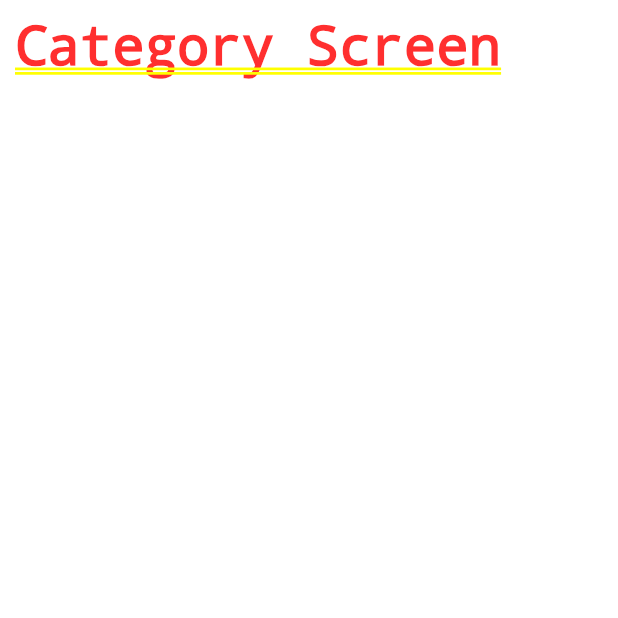
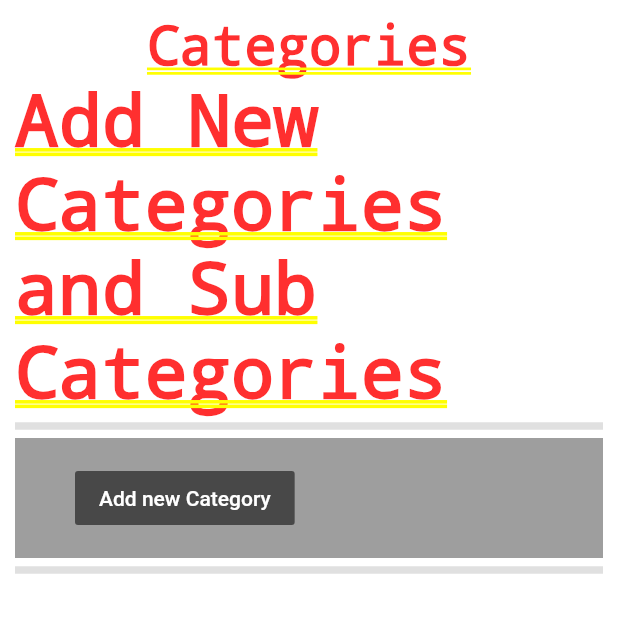
Before and after one commit to mariapru4/admin_panel, a Flutter app: the CategoryScreen screen opened by its route, on a phone screen of 412 x 824 dp, the top half of it. Run offline on Flutter 3.47's test engine with Material 2 defaults, Android fonts, the light colour scheme and no system bars; our stand-ins replace chips_choice, cloud_firestore, firebase_auth, firebase_core, firebase_storage; missing offline and left inert: dart:html, firebase, flutter_admin_scaffold; accounts and stored records are empty; statements that could not run were skipped.

Commit message:
category

```diff
--- a/lib/screens/banner_screen.dart
+++ b/lib/screens/banner_screen.dart
@@ -1,7 +1,7 @@
 import 'dart:html';
 import 'package:admin_panel/services/firebase_services.dart';
 import 'package:admin_panel/services/sidebar.dart';
-import 'package:admin_panel/widgets/banner_widget.dart';
+import 'package:admin_panel/widgets/banner/banner_widget.dart';
 import 'package:flutter/material.dart';
 import 'package:flutter_admin_scaffold/admin_scaffold.dart';
 import 'package:firebase/firebase.dart' as fb;
--- a/lib/screens/category_screen.dart
+++ b/lib/screens/category_screen.dart
@@ -1,4 +1,6 @@
 import 'package:admin_panel/services/sidebar.dart';
+import 'package:admin_panel/widgets/category/category_list_widget.dart';
+import 'package:admin_panel/widgets/category/category_upload.dart';
 import 'package:flutter/material.dart';
 import 'package:flutter_admin_scaffold/admin_scaffold.dart';
 
@@ -9,7 +11,7 @@ class CategoryScreen extends StatelessWidget {
   @override
   Widget build(BuildContext context) {
     return AdminScaffold(
-      backgroundColor: Colors.white,
+      backgroundColor: Colors.grey[105],
       appBar: AppBar(
         title: const Text('Admin Dashboard'),
       ),
@@ -18,12 +20,25 @@ class CategoryScreen extends StatelessWidget {
         child: Container(
           alignment: Alignment.topLeft,
           padding: const EdgeInsets.all(10),
-          child: const Text(
-            'Category Screen',
-            style: TextStyle(
-              fontWeight: FontWeight.w700,
-              fontSize: 36,
-            ),
+          child: Column(
+            children: [
+              Text(
+                'Categories',
+                style: TextStyle(
+                  fontWeight: FontWeight.w700,
+                  fontSize: 36,
+                ),
+              ),
+              Text('Add New Categories and Sub Categories'),
+              Divider(
+                thickness: 5,
+              ),
+              CategoryUpload(),
+              Divider(
+                thickness: 5,
+              ),
+              CategoryListWidget(),
+            ],
           ),
         ),
       ),
--- a/lib/screens/vendor_screen.dart
+++ b/lib/screens/vendor_screen.dart
@@ -1,4 +1,4 @@
-import 'package:admin_panel/widgets/vendor_dataTable_widget.dart';
+import 'package:admin_panel/widgets/vendor/vendor_dataTable_widget.dart';
 
 import 'package:flutter/material.dart';
 import 'package:flutter_admin_scaffold/admin_scaffold.dart';
--- /dev/null
+++ b/lib/widgets/category/category_upload.dart
@@ -0,0 +1,186 @@
+import 'dart:html';
+
+import 'package:admin_panel/screens/banner_screen.dart';
+import 'package:admin_panel/services/firebase_services.dart';
+import 'package:admin_panel/services/sidebar.dart';
+import 'package:admin_panel/widgets/banner/banner_widget.dart';
+import 'package:flutter/material.dart';
+import 'package:firebase/firebase.dart' as fb;
+import 'package:flutter_admin_scaffold/admin_scaffold.dart';
+
+class CategoryUpload extends StatefulWidget {
+  @override
+  State<CategoryUpload> createState() => _CategoryUploadState();
+}
+
+class _CategoryUploadState extends State<CategoryUpload> {
+  SideBarWidget _sideBar = SideBarWidget();
+
+  FirebaseServices _services = FirebaseServices();
+
+  var _fileNameTextController = TextEditingController();
+  var _categoryNameTextController = TextEditingController();
+
+  bool _visible = false;
+
+  bool _imageSelected = true;
+
+  String? _url;
+
+  @override
+  Widget build(BuildContext context) {
+    return Container(
+      color: Colors.grey,
+      width: MediaQuery.of(context).size.width,
+      height: 80,
+      child: Padding(
+        padding: const EdgeInsets.only(left: 30),
+        child: Row(
+          children: [
+            Visibility(
+              visible: _visible,
+              child: Container(
+                child: Row(
+                  children: [
+                    SizedBox(
+                      width: 300,
+                      height: 40,
+                      child: TextField(
+                        controller: _categoryNameTextController,
+                        decoration: InputDecoration(
+                          focusedBorder: OutlineInputBorder(
+                            borderSide:
+                                BorderSide(color: Colors.black, width: 1),
+                          ),
+                          filled: true,
+                          fillColor: Colors.white,
+                          hintText: 'No Category Name not given',
+                          border: OutlineInputBorder(),
+                        ),
+                      ),
+                    ),
+                    AbsorbPointer(
+                      absorbing: true,
+                      child: SizedBox(
+                          width: 300,
+                          height: 40,
+                          child: TextField(
+                            controller: _fileNameTextController,
+                            decoration: InputDecoration(
+                              focusedBorder: OutlineInputBorder(
+                                borderSide:
+                                    BorderSide(color: Colors.black, width: 1),
+                              ),
+                              filled: true,
+                              fillColor: Colors.white,
+                              hintText: 'Uploaded Image',
+                              border: OutlineInputBorder(),
+                            ),
+                          )),
+                    ),
+                    SizedBox(
+                      width: 10,
+                    ),
+                    FlatButton(
+                      onPressed: () {
+                        uploadStorage();
+                        print('ok');
+                      },
+                      child: Text(
+                        'Upload Image',
+                        style: TextStyle(color: Colors.white),
+                      ),
+                      color: Colors.black54,
+                    ),
+                    SizedBox(
+                      width: 10,
+                    ),
+                    AbsorbPointer(
+                      absorbing: _imageSelected,
+                      child: FlatButton(
+                        onPressed: () {
+                          if (_categoryNameTextController.text.isEmpty) {
+                            return _services.showMyDialog(
+                                context: context,
+                                title: 'Add new Category',
+                                message: 'New category name not given');
+                          }
+                          _services
+                              .uploadCategoryImageToDb(
+                                  _url, _categoryNameTextController.text)
+                              .then((downloadUrl) {
+                            if (downloadUrl != null) {
+                              return _services.showMyDialog(
+                                  context: context,
+                                  title: 'New Category',
+                                  message: 'Saved New Category Successfully');
+                            }
+                          });
+                          _categoryNameTextController.clear();
+                          _fileNameTextController.clear();
+                        },
+                        child: Text('Save New Category',
+                            style: TextStyle(color: Colors.white)),
+                        color: _imageSelected ? Colors.black12 : Colors.black54,
+                      ),
+                    ),
+                  ],
+                ),
+              ),
+            ),
+            SizedBox(
+              width: 10,
+            ),
+            Visibility(
+              visible: _visible ? false : true,
+              child: FlatButton(
+                onPressed: () {
+                  setState(() {
+                    _visible = true;
+                  });
+                },
+                child: Text('Add new Category',
+                    style: TextStyle(color: Colors.white)),
+                color: Colors.black54,
+              ),
+            ),
+          ],
+        ),
+      ),
+    );
+  }
+
+  void uploadImage({required Function(File file) onSelected}) {
+    FileUploadInputElement uploadInput = FileUploadInputElement()
+      ..accept = 'image/*';
+    uploadInput.click();
+    uploadInput.onChange.listen((event) {
+      final file = uploadInput.files!.first;
+      final reader = FileReader();
+      reader.readAsDataUrl(file);
+      reader.onLoadEnd.listen((event) {
+        onSelected(file);
+      });
+    });
+  }
+
+  void uploadStorage() {
+    final dateTime = DateTime.now();
+    final path = 'CategoryImage/$dateTime';
+    uploadImage(onSelected: (file) {
+      if (file != null) {
+        setState(() {
+          _fileNameTextController.text = file.name;
+          _imageSelected = false;
+          _url = path;
+        });
+
+        fb
+            .storage()
+            .refFromURL('gs://delivery-app-79e14.appspot.com')
+            .child(path)
+            .put(file);
+      }
+    });
+  }
+}
--- a/lib/widgets/vendor_dataTable_widget.dart
+++ b/lib/widgets/vendor/vendor_dataTable_widget.dart
@@ -1,5 +1,5 @@
 import 'package:admin_panel/services/firebase_services.dart';
-import 'package:admin_panel/widgets/vendor_details_box.dart';
+import 'package:admin_panel/widgets/vendor/vendor_details_box.dart';
 import 'package:chips_choice/chips_choice.dart';
 import 'package:cloud_firestore/cloud_firestore.dart';
 import 'package:flutter/cupertino.dart';
--- a/lib/widgets/vendor_details_box.dart
+++ b/lib/widgets/vendor/vendor_details_box.dart
@@ -1,11 +1,10 @@
-import 'dart:html';
 import 'dart:ui';
 
 import 'package:flutter/cupertino.dart';
 import 'package:flutter/material.dart';
 import 'package:flutter/widgets.dart';
 
-import '../services/firebase_services.dart';
+import '../../services/firebase_services.dart';
 
 class VendorDetailsBox extends StatefulWidget {
   final String uid;
```
Also changed, not shown: lib/screens/home_screen.dart (+0 -7 lines), lib/services/firebase_services.dart (+20 -2 lines), lib/widgets/category/category_card.dart (added, +49 -0 lines), lib/widgets/category/category_list_widget.dart (added, +38 -0 lines), lib/widgets/category/subcategory.dart (added, +177 -0 lines), lib/widgets/banner/banner_widget.dart (renamed from lib/widgets/banner_widget.dart).
